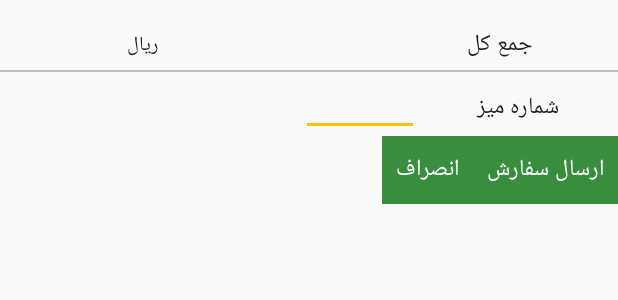
After one commit to mohsen-delghandi/OrderingApp, an Android app: the layout basket_dialog_layout.xml on its own in the app's theme, with its tools: preview values and no code run, on a phone screen of 412 x 824 dp. The commit adds this screen. Shown: the top 300 px of the screen. Run offline under Robolectric (Android 15) with nearby library versions, the phone set to English and light mode, and no system bars.

Commit message:
dialog created

```diff
--- /dev/null
+++ b/app/src/main/res/layout/basket_dialog_layout.xml
@@ -0,0 +1,117 @@
+<?xml version="1.0" encoding="utf-8"?>
+<RelativeLayout xmlns:android="http://schemas.android.com/apk/res/android"
+    xmlns:app="http://schemas.android.com/apk/res-auto"
+    android:layoutDirection="rtl"
+    android:layout_width="match_parent"
+    android:layout_height="match_parent">
+
+    <TableLayout
+        android:layout_width="match_parent"
+        android:layout_height="wrap_content">
+
+
+
+
+
+
+        <TableRow
+            android:layout_height="wrap_content"
+            android:layout_width="match_parent"
+            android:gravity="right"
+            android:weightSum="5"
+            android:background="@drawable/shape_underline">
+
+            <TextView
+                android:layout_height="wrap_content"
+                android:layout_width="wrap_content"
+                android:layout_weight="1"
+                android:text="جمع کل"
+                android:gravity="center"
+                android:textSize="@dimen/font_small"
+                android:textColor="@color/primary_text"/>
+
+            <TextView
+                android:id="@+id/textView_price"
+                android:layout_height="wrap_content"
+                android:layout_width="wrap_content"
+                android:layout_weight="2"
+                android:gravity="center"
+                android:textSize="@dimen/font_large"
+                android:textColor="@color/accent"/>
+
+            <TextView
+                android:layout_height="wrap_content"
+                android:layout_width="wrap_content"
+                android:layout_weight=".5"
+                android:text="ریال"
+                android:gravity="center|bottom"
+                android:textSize="@dimen/font_xsmall"
+                android:textColor="@color/primary_text"/>
+
+
+
+        </TableRow>
+        <TableRow
+            android:layout_height="wrap_content"
+            android:layout_width="match_parent"
+            android:gravity="right"
+            android:weightSum="7">
+
+            <TextView
+                android:layout_height="wrap_content"
+                android:layout_width="wrap_content"
+                android:layout_weight="1"
+                android:text="شماره میز"
+                android:gravity="center"
+                android:textSize="@dimen/font_small"
+                android:textColor="@color/primary_text"/>
+
+            <EditText
+                android:id="@+id/editText_tableNumber"
+                android:layout_height="wrap_content"
+                android:layout_width="wrap_content"
+                android:layout_weight=".5"
+                android:gravity="center"
+                android:textSize="@dimen/font_small"
+                android:textColor="@color/primary_text"/>
+
+
+
+
+        </TableRow>
+
+
+        <TableRow
+            android:layout_height="wrap_content"
+            android:layout_width="match_parent">
+
+            <TextView
+                android:id="@+id/textView_ok"
+                android:layout_alignParentBottom="true"
+                android:gravity="center"
+                android:layout_width="match_parent"
+                android:layout_height="wrap_content"
+                android:text="ارسال سفارش"
+                android:textSize="@dimen/font_small"
+                android:textColor="@color/icons"
+                android:background="#388E3C"
+                android:padding="@dimen/padding_medium"/>
+
+            <TextView
+                android:id="@+id/textView_cancel"
+                android:layout_alignParentBottom="true"
+                android:gravity="center"
+                android:layout_width="match_parent"
+                android:layout_height="wrap_content"
+                android:text="انصراف"
+                android:textSize="@dimen/font_small"
+                android:textColor="@color/icons"
+                android:background="#388E3C"
+                android:padding="@dimen/padding_medium"/>
+
+        </TableRow>
+
+
+    </TableLayout>
+
+</RelativeLayout>
--- a/app/src/main/res/layout/food_basket_items.xml
+++ b/app/src/main/res/layout/food_basket_items.xml
@@ -18,7 +18,7 @@
         android:layout_width="0dp"
         android:layout_weight="3"
         android:gravity="center"
-        android:textSize="@dimen/font_small"
+        android:textSize="@dimen/font_xsmall"
         android:textColor="@color/primary_text"/>
 
     <TextView
@@ -27,7 +27,7 @@
         android:layout_width="0dp"
         android:layout_weight="1"
         android:gravity="center"
-        android:textSize="@dimen/font_small"
+        android:textSize="@dimen/font_xsmall"
         android:textColor="@color/primary_text"/>
 
     <TextView
@@ -36,7 +36,7 @@
         android:layout_width="0dp"
         android:layout_weight="2"
         android:gravity="center"
-        android:textSize="@dimen/font_small"
+        android:textSize="@dimen/font_xsmall"
         android:textColor="@color/primary_text"/>
 
     </TableRow>
```
Also changed, not shown: app/src/main/java/com/example/mohsen/orderingapp/CustomDialogClass.java (added, +57 -0 lines), app/src/main/java/com/example/mohsen/orderingapp/FoodMenuAdapter.java (+23 -1 lines), app/src/main/java/com/example/mohsen/orderingapp/FoodOrdersAdapter.java (+25 -0 lines), app/src/main/java/com/example/mohsen/orderingapp/OrdersMenuActivity.java (+62 -6 lines), app/src/main/java/com/example/mohsen/orderingapp/ViewWeightAnimationWrapper.java (added, +31 -0 lines), app/src/main/res/anim/my_animation.xml (+7 -25 lines), app/src/main/res/layout/orders_menu_layout.xml (+13 -0 lines).
